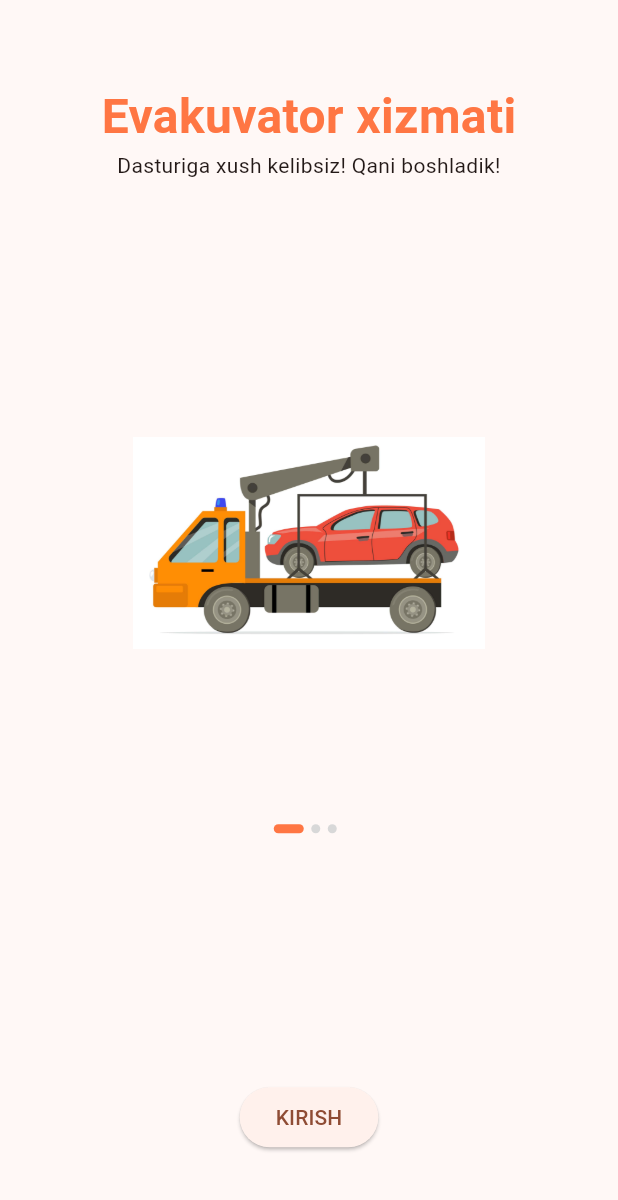
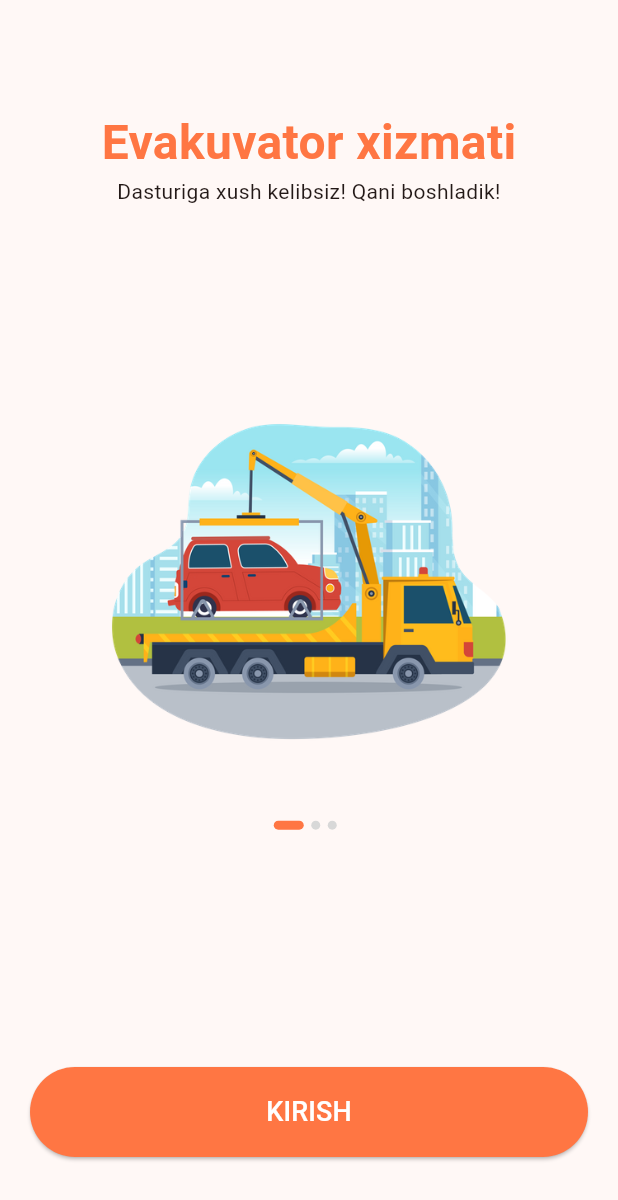
Before and after one commit to samandaruzbekistan/evakuvator, a Flutter app: the screen it shows after launch, on a phone screen of 412 x 824 dp. Shown: the top 1200 px of the screen. Run offline on Flutter 3.47's test engine with Material 3 defaults, Android fonts, the phone set to English and light mode, and no system bars; our stand-ins replace get.

Commit message:
splash screen images changed

```diff
--- a/lib/screens/splash/components/splash_content.dart
+++ b/lib/screens/splash/components/splash_content.dart
@@ -35,8 +35,8 @@ class _SplashContentState extends State<SplashContent> {
         const Spacer(flex: 2),
         Image.asset(
           widget.image!,
-          height: 265,
-          width: 235,
+          // height: 265,
+          width: 265,
         ),
       ],
     );
--- a/lib/screens/splash/splash_screen.dart
+++ b/lib/screens/splash/splash_screen.dart
@@ -18,16 +18,16 @@ class _SplashScreenState extends State<SplashScreen> {
   List<Map<String, String>> splashData = [
     {
       "text": "Dasturiga xush kelibsiz! Qani boshladik!",
-      "image": "assets/images/intro1.jpg"
+      "image": "assets/images/intro1.png"
     },
     {
       "text":
           "Yurtimiz bo'ylab! \nIstalgan joyda chaqiring",
-      "image": "assets/images/intro2.jpg"
+      "image": "assets/images/intro2.png"
     },
     {
       "text": "Sodda interfeys. \nBitta tugmani bosish orqali chaqiruv",
-      "image": "assets/images/intro3.jpg"
+      "image": "assets/images/intro3.png"
     },
   ];
   @override
@@ -80,9 +80,15 @@ class _SplashScreenState extends State<SplashScreen> {
                       ),
                       const Spacer(flex: 3),
                       ElevatedButton(
+                        style: ElevatedButton.styleFrom(
+                          shape: StadiumBorder(),
+                          // elevation: 20,
+                          backgroundColor: kPrimaryColor,
+                          minimumSize: const Size.fromHeight(60),
+                        ),
                         onPressed: () {
                         },
-                        child: const Text("KIRISH"),
+                        child: const Text("KIRISH", style: TextStyle(color: Colors.white, fontSize: 18),),
                       ),
                       const Spacer(),
                     ],
```
Also changed, not shown: assets/images/intro1.jpg (deleted), assets/images/intro1.png (added), assets/images/intro2.jpg (deleted), assets/images/intro2.png (added), assets/images/intro3.jpg (deleted), assets/images/intro3.png (added).
